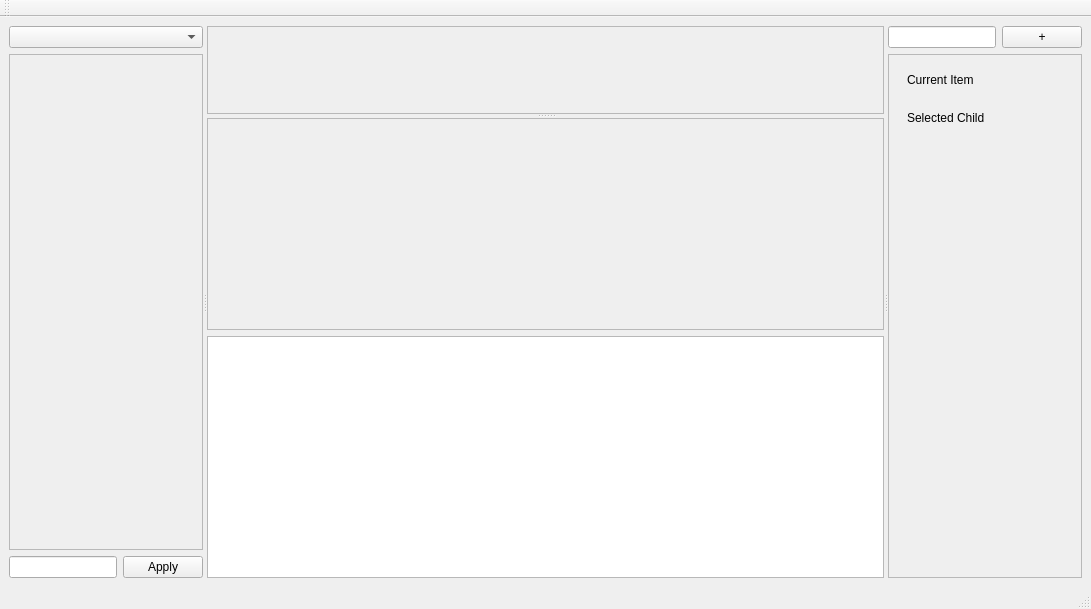
Above: ctie/ctie.ui from buganini/cluto before the change. Below: the same form after it.
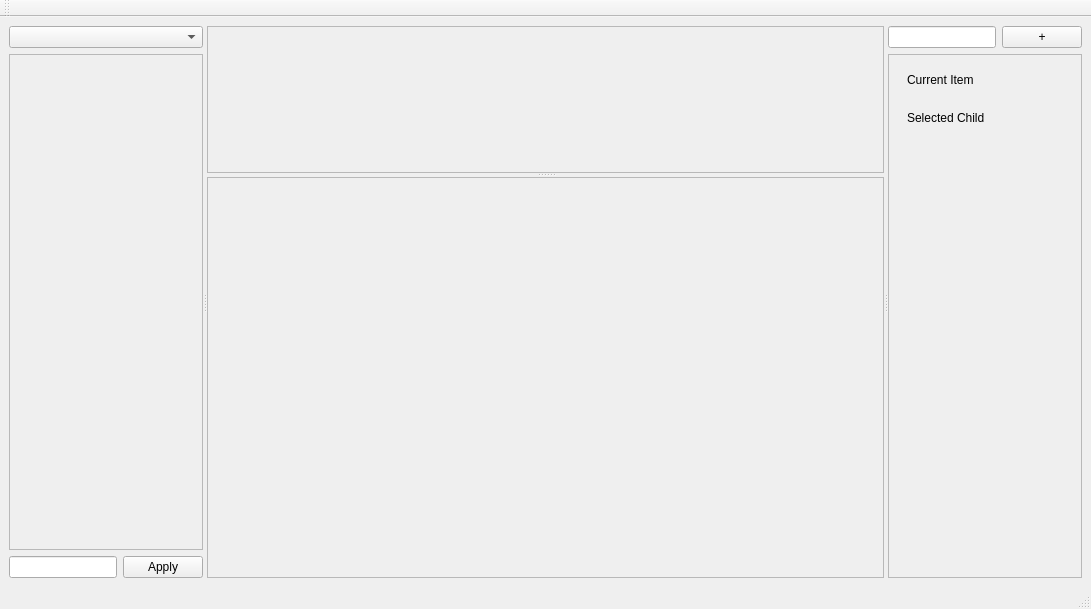
That is the form after the change.

Commit message: use Consolas for monospace font for tag editor

Patch:
```diff
--- a/ctie/ctie.ui
+++ b/ctie/ctie.ui
@@ -126,9 +126,6 @@
            </widget>
           </widget>
          </item>
-         <item>
-          <widget class="QPlainTextEdit" name="plainTextEdit"/>
-         </item>
         </layout>
        </widget>
       </widget>
```
The commit also changes 2 other files.
